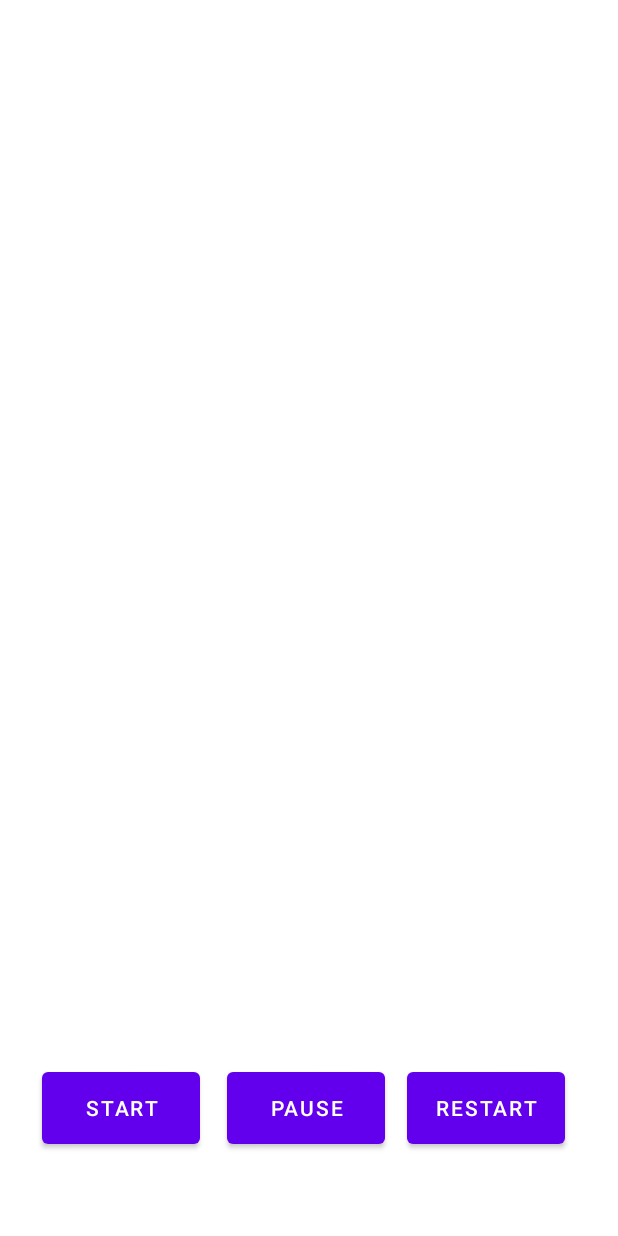
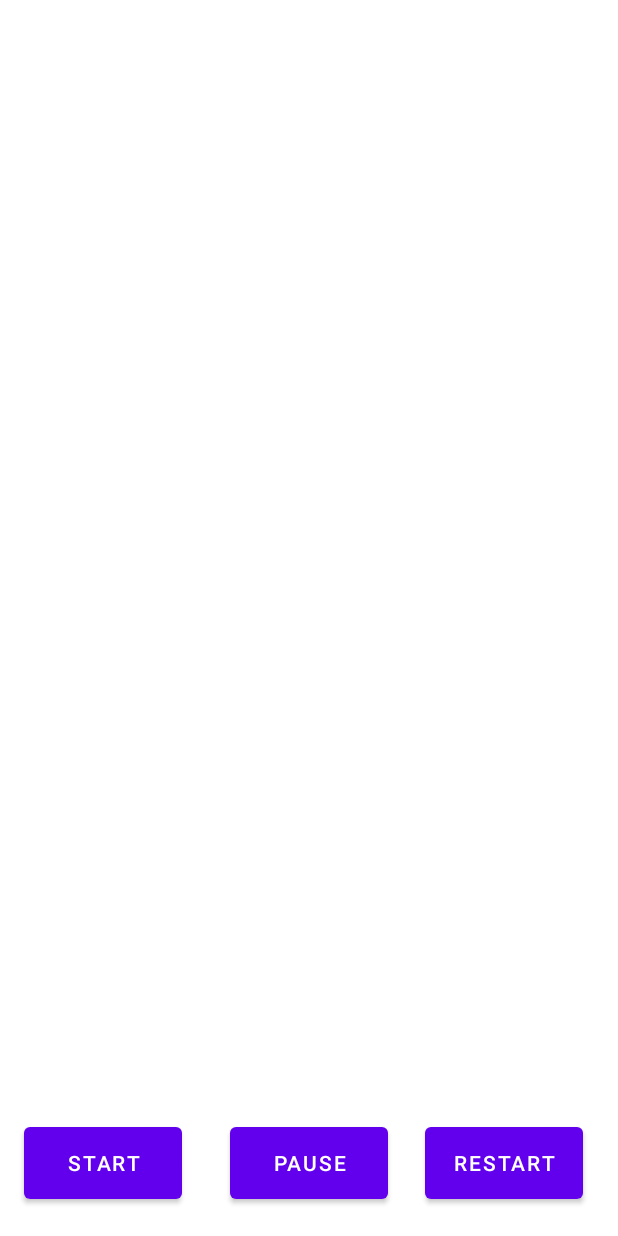
Before and after one commit to aziyatali/AndrtoidSensorDataUtilization, an Android app: the layout activity_main.xml on its own in the app's theme, with its tools: preview values and no code run, on a phone screen of 412 x 824 dp. Run offline under Robolectric (Android 15) with nearby library versions, the phone set to English and light mode, and no system bars.

Commit message:
Buttons are adjusted

```diff
--- a/app/src/main/res/layout/activity_main.xml
+++ b/app/src/main/res/layout/activity_main.xml
@@ -24,49 +24,42 @@
         android:id="@+id/startButton"
         android:layout_width="105dp"
         android:layout_height="60dp"
-        android:layout_marginStart="33dp"
-        android:layout_marginTop="662dp"
-        android:layout_marginEnd="284dp"
-        android:layout_marginBottom="9dp"
-        android:text="Start"
+        android:text="@string/start"
         android:visibility="visible"
         app:layout_constraintBottom_toBottomOf="parent"
         app:layout_constraintEnd_toEndOf="parent"
+        app:layout_constraintHorizontal_bias="0.052"
         app:layout_constraintStart_toStartOf="parent"
         app:layout_constraintTop_toTopOf="parent"
+        app:layout_constraintVertical_bias="0.976"
         tools:visibility="visible" />
 
     <Button
         android:id="@+id/pauseButton"
         android:layout_width="105dp"
         android:layout_height="60dp"
-        android:layout_marginStart="25dp"
-        android:layout_marginTop="662dp"
-        android:layout_marginEnd="155dp"
-        android:layout_marginBottom="9dp"
-        android:text="Pause"
+        android:text="@string/pause"
         android:visibility="visible"
         app:layout_constraintBottom_toBottomOf="parent"
         app:layout_constraintEnd_toEndOf="parent"
-        app:layout_constraintHorizontal_bias="1.0"
+        app:layout_constraintHorizontal_bias="0.172"
         app:layout_constraintStart_toEndOf="@+id/startButton"
         app:layout_constraintTop_toTopOf="parent"
+        app:layout_constraintVertical_bias="0.976"
         tools:visibility="visible" />
 
     <Button
         android:id="@+id/restartButton"
         android:layout_width="105dp"
         android:layout_height="60dp"
-        android:layout_marginStart="18dp"
-        android:layout_marginTop="662dp"
-        android:layout_marginEnd="39dp"
-        android:layout_marginBottom="9dp"
-        android:text="Restart"
+        android:text="@string/restart"
         android:visibility="visible"
         app:layout_constraintBottom_toBottomOf="parent"
         app:layout_constraintEnd_toEndOf="parent"
+        app:layout_constraintHorizontal_bias="0.507"
         app:layout_constraintStart_toEndOf="@+id/pauseButton"
         app:layout_constraintTop_toTopOf="parent"
+        app:layout_constraintVertical_bias="0.976"
         tools:visibility="visible" />
 
 </androidx.constraintlayout.widget.ConstraintLayout>
--- a/app/src/main/res/values/strings.xml
+++ b/app/src/main/res/values/strings.xml
@@ -1,3 +1,6 @@
 <resources>
     <string name="app_name">Sensor_accelerometer</string>
+    <string name="start">Start</string>
+    <string name="pause">Pause</string>
+    <string name="restart">Restart</string>
 </resources>
```
